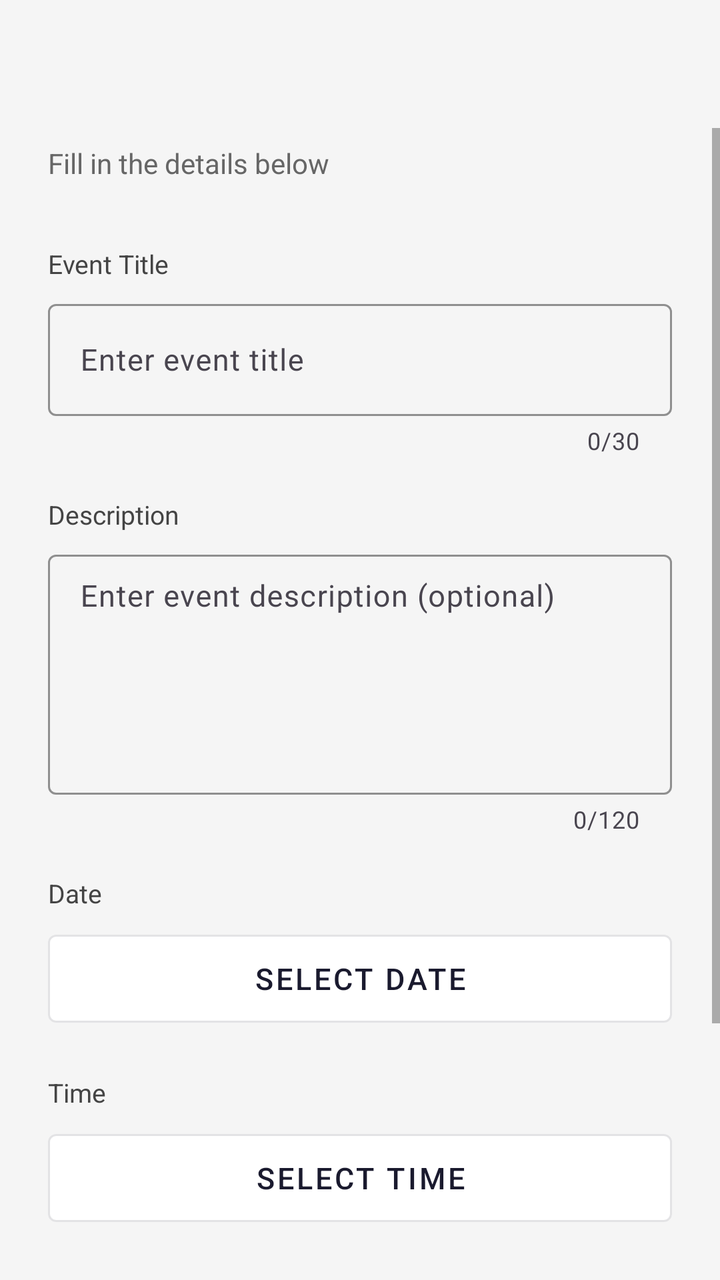
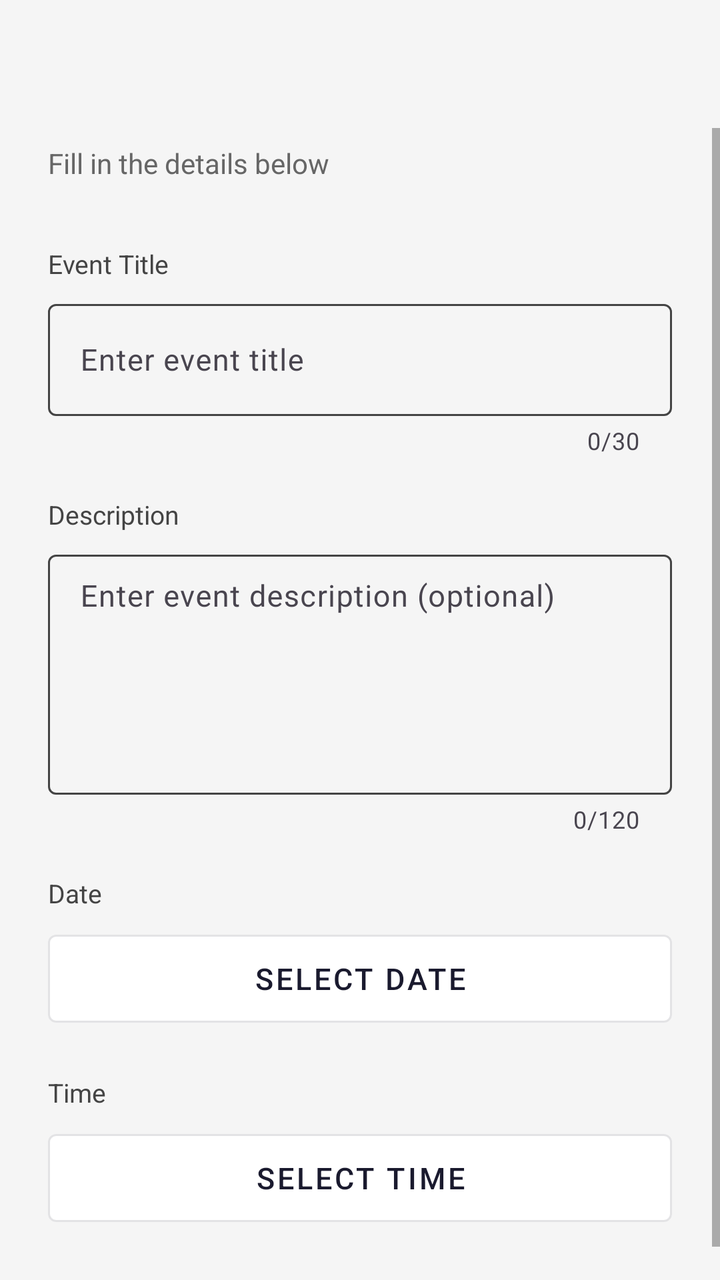

Screens rendered from an Android XML layout before and after an edit, with the pre-edit source and the edit as a unified diff.
<!-- AndroidManifest.xml: application theme Theme.MyApplication -->
<!-- res/layout/activity_add_event.xml -->
<?xml version="1.0" encoding="utf-8"?>
<LinearLayout xmlns:android="http://schemas.android.com/apk/res/android"
    android:layout_width="match_parent"
    android:layout_height="match_parent"
    xmlns:app="http://schemas.android.com/apk/res-auto"
    android:orientation="vertical"
    android:background="?attr/colorPrimary">

    <androidx.appcompat.widget.Toolbar
        android:id="@+id/toolbarAddEvent"
        android:layout_width="match_parent"
        android:layout_height="?attr/actionBarSize"
        android:background="?attr/colorPrimary"
        android:elevation="4dp"
        android:titleTextColor="?android:attr/textColorPrimary" />

    <ScrollView
        android:layout_width="match_parent"
        android:layout_height="0dp"
        android:layout_weight="1"
        android:fillViewport="true"
        android:background="?attr/colorPrimary">

        <LinearLayout
            android:layout_width="match_parent"
            android:layout_height="wrap_content"
            android:orientation="vertical"
            android:paddingLeft="24dp"
            android:paddingRight="24dp"
            android:paddingTop="8dp"
            android:paddingBottom="8dp">

            <TextView
                android:layout_width="wrap_content"
                android:layout_height="wrap_content"
                android:text="@string/fill_in_the_details_below"
                android:textSize="14sp"
                android:textColor="?android:attr/textColorSecondary"
                android:layout_marginBottom="32dp"/>

            
            <TextView
                android:layout_width="match_parent"
                android:layout_height="wrap_content"
                android:text="@string/event_title"
                android:textSize="13sp"
                android:textColor="?android:attr/textColorHint"
                android:layout_marginBottom="6dp"/>

            <com.google.android.material.textfield.TextInputLayout
                android:layout_width="match_parent"
                android:layout_height="wrap_content"
                android:layout_marginBottom="20dp"
                android:hint="@string/enter_event_title"

                app:boxBackgroundMode="outline"
                app:boxStrokeColor="?attr/colorSecondary"
                app:hintTextColor="?android:attr/textColorHint"

                app:counterEnabled="true"
                app:counterMaxLength="30">

                <com.google.android.material.textfield.TextInputEditText
                    android:id="@+id/editTextEventTitle"
                    android:layout_width="match_parent"
                    android:layout_height="56dp"
                    android:inputType="text"
                    android:maxLength="30"
                    android:paddingStart="16dp"
                    android:paddingEnd="16dp"
                    android:textSize="15sp"/>

            </com.google.android.material.textfield.TextInputLayout>

            
            <TextView
                android:layout_width="match_parent"
                android:layout_height="wrap_content"
                android:text="@string/description"
                android:textSize="13sp"
                android:textColor="?android:attr/textColorHint"
                android:layout_marginBottom="6dp"/>

            <com.google.android.material.textfield.TextInputLayout
                android:layout_width="match_parent"
                android:layout_height="wrap_content"
                android:layout_marginBottom="20dp"
                android:hint="@string/enter_event_description_optional"

                app:boxBackgroundMode="outline"
                app:boxStrokeColor="?attr/colorSecondary"
                app:hintTextColor="?android:attr/textColorHint"

                app:counterEnabled="true"
                app:counterMaxLength="120">

                <com.google.android.material.textfield.TextInputEditText
                    android:id="@+id/editTextEventDesc"
                    android:layout_width="match_parent"
                    android:layout_height="120dp"
                    android:inputType="textMultiLine"
                    android:gravity="top"
                    android:maxLength="120"
                    android:paddingStart="16dp"
                    android:paddingEnd="16dp"
                    android:paddingTop="12dp"
                    android:textSize="15sp"/>

            </com.google.android.material.textfield.TextInputLayout>

            
            <TextView
                android:layout_width="match_parent"
                android:layout_height="wrap_content"
                android:text="@string/date"
                android:textSize="13sp"
                android:textColor="?android:attr/textColorHint"
                android:layout_marginBottom="6dp"/>

            <Button
                android:id="@+id/buttonPickDate"
                android:layout_width="match_parent"
                android:layout_height="56dp"
                android:text="@string/select_date"
                android:textSize="15sp"
                android:textColor="?android:attr/textColorPrimary"
                android:backgroundTint="?attr/colorPrimaryVariant"
                style="@style/Widget.MaterialComponents.Button.OutlinedButton"
                android:layout_marginBottom="20dp"/>

            
            <TextView
                android:layout_width="match_parent"
                android:layout_height="wrap_content"
                android:text="@string/time"
                android:textSize="13sp"
                android:textColor="?android:attr/textColorHint"
                android:layout_marginBottom="6dp"/>

            <Button
                android:id="@+id/buttonPickTime"
                android:layout_width="match_parent"
                android:layout_height="56dp"
                android:text="@string/select_time"
                android:textSize="15sp"
                android:textColor="?android:attr/textColorPrimary"
                android:backgroundTint="?attr/colorPrimaryVariant"
                style="@style/Widget.MaterialComponents.Button.OutlinedButton"
                android:layout_marginBottom="32dp"/>

            
            <Button
                android:id="@+id/buttonSaveEvent"
                android:layout_width="match_parent"
                android:layout_height="56dp"
                android:text="@string/save_event"
                android:textSize="16sp"
                android:textColor="?attr/colorOnSecondary"
                android:backgroundTint="?attr/colorSecondary"
                android:layout_marginBottom="12dp"/>

            
            <Button
                android:id="@+id/buttonCancelEvent"
                style="@style/Widget.MaterialComponents.Button.OutlinedButton"
                android:layout_width="match_parent"
                android:layout_height="56dp"
                android:text="@string/cancel"
                android:textSize="16sp"
                android:textColor="?android:attr/textColorPrimary"
                android:backgroundTint="?attr/colorPrimaryVariant"
                android:strokeColor="?android:attr/textColorPrimary"
                android:layout_marginBottom="24dp"/>

        </LinearLayout>

    </ScrollView>

</LinearLayout>
<!-- resources referenced by this layout -->
<resources>
  <string name="cancel">Cancel</string>
  <string name="date">Date</string>
  <string name="description">Description</string>
  <string name="enter_event_description_optional">Enter event description (optional)</string>
  <string name="enter_event_title">Enter event title</string>
  <string name="event_title">Event Title</string>
  <string name="fill_in_the_details_below">Fill in the details below</string>
  <string name="save_event">Save Event</string>
  <string name="select_date">Select Date</string>
  <string name="select_time">Select Time</string>
  <string name="time">Time</string>
  <style name="Theme.MyApplication" parent="Theme.Material3.DayNight.NoActionBar">
          <item name="colorPrimary">@color/light_background</item>
          <item name="colorPrimaryVariant">@color/light_surface</item>
          <item name="colorOnPrimary">@color/navy</item>
          <item name="colorSecondary">@color/navy</item>
          <item name="colorOnSecondary">@color/white</item>
          <item name="colorError">@color/error_red</item>
          <item name="android:textColorPrimary">@color/text_color_primary</item>
          <item name="android:textColorSecondary">#666666</item>
          <item name="android:textColorHint">#444444</item>
          <item name="android:windowLightStatusBar">true</item>
          <item name="colorAccent">@color/navy</item>
          <item name="colorSurface">@color/light_background</item>
          <item name="colorOnSurface">@color/navy</item>
      </style>
  <color name="light_background">#F5F5F5</color>
  <color name="light_surface">#FFFFFF</color>
  <color name="navy">#1A1A2E</color>
  <color name="white">#FFFFFFFF</color>
  <color name="error_red">#D32F2F</color>
</resources>

<!-- the commit's change to res/layout/activity_add_event.xml (unified diff, before → after) -->
@@ -54,7 +54,7 @@
                 android:hint="@string/enter_event_title"
 
                 app:boxBackgroundMode="outline"
-                app:boxStrokeColor="?attr/colorSecondary"
+                app:boxStrokeColor="@color/input_box_stroke"
                 app:hintTextColor="?android:attr/textColorHint"
 
                 app:counterEnabled="true"
@@ -88,7 +88,7 @@
                 android:hint="@string/enter_event_description_optional"
 
                 app:boxBackgroundMode="outline"
-                app:boxStrokeColor="?attr/colorSecondary"
+                app:boxStrokeColor="@color/input_box_stroke"
                 app:hintTextColor="?android:attr/textColorHint"
 
                 app:counterEnabled="true"
@@ -148,30 +148,6 @@
                 style="@style/Widget.MaterialComponents.Button.OutlinedButton"
                 android:layout_marginBottom="32dp"/>
 
-            
-            <Button
-                android:id="@+id/buttonSaveEvent"
-                android:layout_width="match_parent"
-                android:layout_height="56dp"
-                android:text="@string/save_event"
-                android:textSize="16sp"
-                android:textColor="?attr/colorOnSecondary"
-                android:backgroundTint="?attr/colorSecondary"
-                android:layout_marginBottom="12dp"/>
-
-            
-            <Button
-                android:id="@+id/buttonCancelEvent"
-                style="@style/Widget.MaterialComponents.Button.OutlinedButton"
-                android:layout_width="match_parent"
-                android:layout_height="56dp"
-                android:text="@string/cancel"
-                android:textSize="16sp"
-                android:textColor="?android:attr/textColorPrimary"
-                android:backgroundTint="?attr/colorPrimaryVariant"
-                android:strokeColor="?android:attr/textColorPrimary"
-                android:layout_marginBottom="24dp"/>
-
         </LinearLayout>
 
     </ScrollView>
<!-- resource entries referenced after the edit -->
@@ -1,13 +1,11 @@
 <!-- resources referenced by this layout -->
 <resources>
-  <string name="cancel">Cancel</string>
   <string name="date">Date</string>
   <string name="description">Description</string>
   <string name="enter_event_description_optional">Enter event description (optional)</string>
   <string name="enter_event_title">Enter event title</string>
   <string name="event_title">Event Title</string>
   <string name="fill_in_the_details_below">Fill in the details below</string>
-  <string name="save_event">Save Event</string>
   <string name="select_date">Select Date</string>
   <string name="select_time">Select Time</string>
   <string name="time">Time</string>
